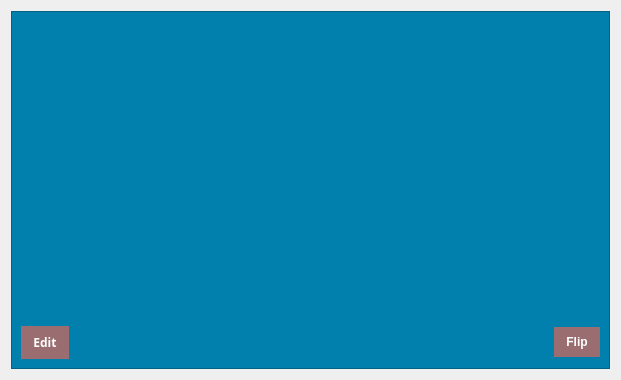
Old version of the form flashcard.ui in the repository dparker2/StudyGroup.
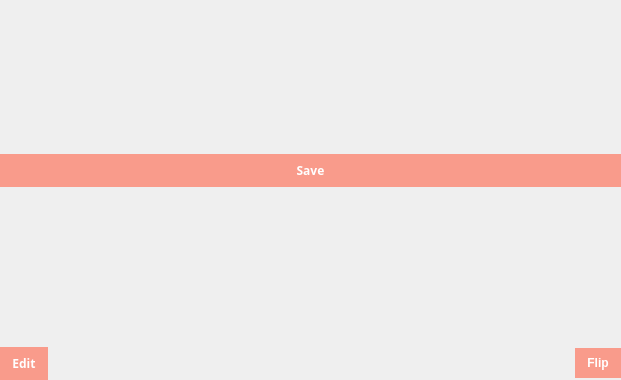
New version of the form.

Patch:
```diff
--- a/flashcard.ui
+++ b/flashcard.ui
@@ -28,26 +28,20 @@
   <property name="styleSheet">
    <string notr="true"/>
   </property>
-  <layout class="QGridLayout" name="gridLayout">
-   <item row="0" column="0">
-    <widget class="QFrame" name="frame">
-     <property name="sizePolicy">
-      <sizepolicy hsizetype="Minimum" vsizetype="Minimum">
-       <horstretch>0</horstretch>
-       <verstretch>0</verstretch>
-      </sizepolicy>
-     </property>
-     <property name="styleSheet">
-      <string notr="true">background-color: rgba(2, 128, 173);</string>
-     </property>
-     <property name="frameShape">
-      <enum>QFrame::StyledPanel</enum>
-     </property>
-     <property name="frameShadow">
-      <enum>QFrame::Raised</enum>
-     </property>
-     <layout class="QGridLayout" name="gridLayout_5">
-      <item row="0" column="0">
+  <layout class="QVBoxLayout" name="verticalLayout">
+   <property name="leftMargin">
+    <number>0</number>
+   </property>
+   <property name="topMargin">
+    <number>0</number>
+   </property>
+   <property name="rightMargin">
+    <number>0</number>
+   </property>
+   <property name="bottomMargin">
+    <number>0</number>
+   </property>
+   <item>
        <widget class="QStackedWidget" name="card_widget">
         <property name="sizePolicy">
          <sizepolicy hsizetype="Minimum" vsizetype="Minimum">
@@ -59,11 +53,60 @@
          <string notr="true"/>
         </property>
         <property name="currentIndex">
-         <number>-1</number>
-        </property>
-       </widget>
-      </item>
-      <item row="1" column="0">
+      <number>0</number>
+     </property>
+     <widget class="QWidget" name="edit_view">
+      <layout class="QVBoxLayout" name="verticalLayout_2">
+       <property name="leftMargin">
+        <number>0</number>
+       </property>
+       <property name="topMargin">
+        <number>0</number>
+       </property>
+       <property name="rightMargin">
+        <number>0</number>
+       </property>
+       <property name="bottomMargin">
+        <number>0</number>
+       </property>
+       <item>
+        <layout class="QVBoxLayout" name="cards_edit"/>
+       </item>
+       <item>
+        <widget class="QPushButton" name="save_button">
+         <property name="font">
+          <font>
+           <family>Trebuchet MS</family>
+           <weight>75</weight>
+           <italic>false</italic>
+           <bold>true</bold>
+          </font>
+         </property>
+         <property name="styleSheet">
+          <string notr="true">QPushButton {
+background-color: rgba(255, 98, 71, 0.6);
+color: white; 
+font:bold;
+padding: 8px 12px 8px 12px;
+border: 0px;
+}
+
+QPushButton:hover {
+	background-color: rgba(255, 98, 71, 1);
+}
+
+</string>
+         </property>
+         <property name="text">
+          <string>Save</string>
+         </property>
+        </widget>
+       </item>
+      </layout>
+     </widget>
+    </widget>
+   </item>
+   <item>
        <layout class="QHBoxLayout" name="bottom_btn_layout">
         <item>
          <widget class="QPushButton" name="edit_card_btn">
@@ -157,9 +200,6 @@
          </widget>
         </item>
        </layout>
-      </item>
-     </layout>
-    </widget>
    </item>
   </layout>
  </widget>
```
Lines whose indentation alone changed are shown as unchanged.
